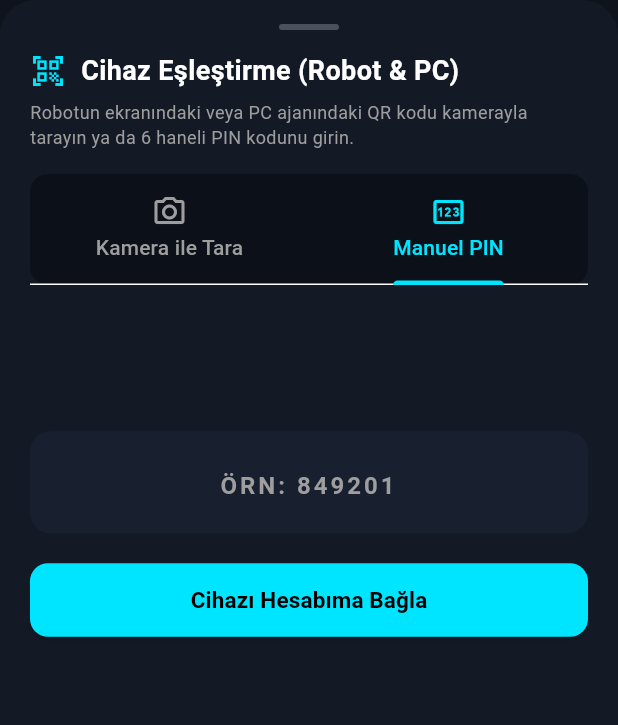
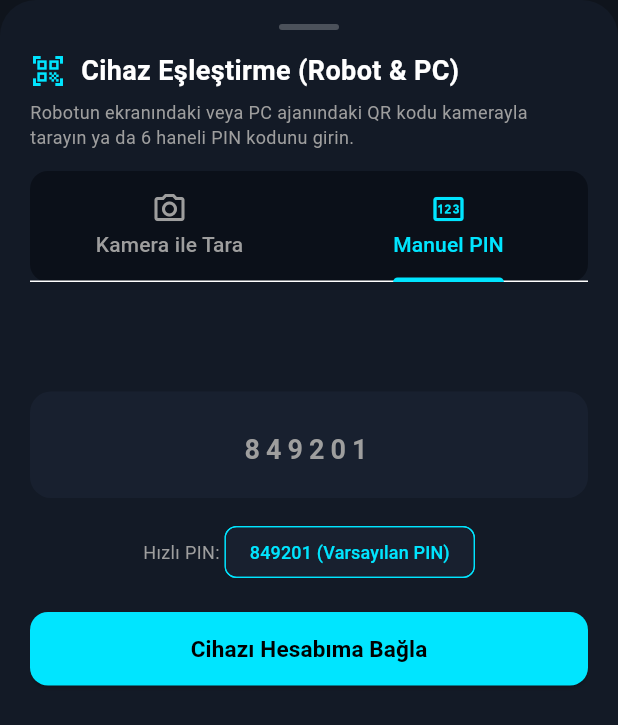
Before and after one commit to Nazarali23/Kairon, a Flutter app: the PairingDialog widget shown alone on an empty page, opened directly, tab 2 chosen, on a phone screen of 412 x 824 dp. Shown: the top 725 px of the screen. Run offline on Flutter 3.47's test engine with Material 3 defaults, Android fonts, the phone set to English and light mode, and no system bars; our stand-ins replace supabase_flutter; missing offline and left inert: mobile_scanner; accounts and stored records are empty.

Commit message:
fix(pairing): inline pairing feedback, thread-safe say command, and real QR code

```diff
--- a/mobil-flutter/lib/features/pairing/pairing_dialog.dart
+++ b/mobil-flutter/lib/features/pairing/pairing_dialog.dart
@@ -2,6 +2,7 @@ import 'package:flutter/material.dart';
 import 'package:mobile_scanner/mobile_scanner.dart';
 import 'package:provider/provider.dart';
 import '../../services/auth_service.dart';
+import '../../services/supabase_service.dart';
 
 class PairingDialog extends StatefulWidget {
   const PairingDialog({super.key});
@@ -25,6 +26,8 @@ class _PairingDialogState extends State<PairingDialog> with SingleTickerProvider
   MobileScannerController? _scannerController;
   bool _isClaiming = false;
   bool _hasScanned = false;
+  String? _statusMessage;
+  bool _isSuccess = false;
 
   @override
   void initState() {
@@ -52,29 +55,40 @@ class _PairingDialogState extends State<PairingDialog> with SingleTickerProvider
     final code = (rawToken ?? _codeController.text).trim();
     if (code.isEmpty || _isClaiming) return;
 
-    setState(() => _isClaiming = true);
+    setState(() {
+      _isClaiming = true;
+      _statusMessage = null;
+    });
+
     final auth = context.read<AuthService>();
+    final supa = context.read<SupabaseService>();
     final result = await auth.claimDevice(code);
-    setState(() => _isClaiming = false);
 
-    if (mounted) {
-      if (result['success'] == true) {
+    if (!mounted) return;
+
+    setState(() {
+      _isClaiming = false;
+      _statusMessage = result['message'] as String? ?? '';
+      _isSuccess = result['success'] == true;
+    });
+
+    if (_isSuccess) {
+      // Robot ve PC durumunu hemen güncelle
+      await supa.fetchRobotState();
+      await supa.fetchPcState();
+
+      await Future.delayed(const Duration(milliseconds: 1200));
+      if (mounted) {
         Navigator.pop(context);
         ScaffoldMessenger.of(context).showSnackBar(
           SnackBar(
-            backgroundColor: Colors.green,
-            content: Text(result['message'] ?? 'Eşleştirme başarılı!'),
-          ),
-        );
-      } else {
-        setState(() => _hasScanned = false);
-        ScaffoldMessenger.of(context).showSnackBar(
-          SnackBar(
-            backgroundColor: Colors.redAccent,
-            content: Text(result['message'] ?? 'Eşleştirme başarısız.'),
+            backgroundColor: const Color(0xFF00E676),
+            content: Text(_statusMessage ?? 'Eşleştirme başarılı!'),
           ),
         );
       }
+    } else {
+      setState(() => _hasScanned = false);
     }
   }
 
@@ -84,7 +98,7 @@ class _PairingDialogState extends State<PairingDialog> with SingleTickerProvider
 
     return Container(
       constraints: BoxConstraints(
-        maxHeight: MediaQuery.of(context).size.height * 0.85,
+        maxHeight: MediaQuery.of(context).size.height * 0.88,
       ),
       padding: EdgeInsets.fromLTRB(20, 16, 20, 20 + bottomInset),
       decoration: const BoxDecoration(
@@ -121,7 +135,44 @@ class _PairingDialogState extends State<PairingDialog> with SingleTickerProvider
             'Robotun ekranındaki veya PC ajanındaki QR kodu kamerayla tarayın ya da 6 haneli PIN kodunu girin.',
             style: TextStyle(fontSize: 12, color: Colors.grey),
           ),
-          const SizedBox(height: 16),
+          const SizedBox(height: 14),
+
+          // Durum / Geri Bildirim Banner'ı (Görünür Inline Bildirim)
+          if (_statusMessage != null) ...[
+            Container(
+              padding: const EdgeInsets.symmetric(horizontal: 14, vertical: 10),
+              decoration: BoxDecoration(
+                color: _isSuccess
+                    ? const Color(0xFF00E676).withAlpha(40)
+                    : const Color(0xFFFF5252).withAlpha(40),
+                borderRadius: BorderRadius.circular(10),
+                border: Border.all(
+                  color: _isSuccess ? const Color(0xFF00E676) : const Color(0xFFFF5252),
+                ),
+              ),
+              child: Row(
+                children: [
+                  Icon(
+                    _isSuccess ? Icons.check_circle : Icons.error_outline,
+                    color: _isSuccess ? const Color(0xFF00E676) : const Color(0xFFFF5252),
+                    size: 20,
+                  ),
+                  const SizedBox(width: 10),
+                  Expanded(
+                    child: Text(
+                      _statusMessage!,
+                      style: TextStyle(
+                        fontSize: 13,
+                        color: _isSuccess ? const Color(0xFF00E676) : const Color(0xFFFF5252),
+                        fontWeight: FontWeight.w600,
+                      ),
+                    ),
+                  ),
+                ],
+              ),
+            ),
+            const SizedBox(height: 12),
+          ],
 
           // Sekmeler: Kamera ile Tara & Manuel Kod
           Container(
@@ -145,7 +196,7 @@ class _PairingDialogState extends State<PairingDialog> with SingleTickerProvider
           // Tab Bar Görünümleri
           Flexible(
             child: SizedBox(
-              height: 300,
+              height: 310,
               child: TabBarView(
                 controller: _tabController,
                 physics: const NeverScrollableScrollPhysics(),
@@ -252,17 +303,17 @@ class _PairingDialogState extends State<PairingDialog> with SingleTickerProvider
       children: [
         TextField(
           controller: _codeController,
-          textCapitalization: TextCapitalization.characters,
+          keyboardType: TextInputType.number,
           textAlign: TextAlign.center,
           style: const TextStyle(
-            fontSize: 24,
+            fontSize: 26,
             fontWeight: FontWeight.bold,
-            letterSpacing: 4,
+            letterSpacing: 6,
             color: Color(0xFF00E5FF),
           ),
           decoration: InputDecoration(
-            hintText: 'ÖRN: 849201',
-            hintStyle: const TextStyle(fontSize: 16, letterSpacing: 2, color: Colors.grey),
+            hintText: '849201',
+            hintStyle: const TextStyle(fontSize: 18, letterSpacing: 4, color: Colors.grey),
             filled: true,
             fillColor: const Color(0xFF18202F),
             border: OutlineInputBorder(
@@ -271,7 +322,23 @@ class _PairingDialogState extends State<PairingDialog> with SingleTickerProvider
             ),
           ),
         ),
-        const SizedBox(height: 20),
+        const SizedBox(height: 12),
+        // Hızlı PIN Doldurma Yardımcısı
+        Row(
+          mainAxisAlignment: MainAxisAlignment.center,
+          children: [
+            const Text('Hızlı PIN: ', style: TextStyle(color: Colors.grey, fontSize: 12)),
+            ActionChip(
+              label: const Text('849201 (Varsayılan PIN)', style: TextStyle(fontSize: 12, color: Color(0xFF00E5FF))),
+              backgroundColor: const Color(0xFF18202F),
+              side: const BorderSide(color: Color(0xFF00E5FF), width: 0.8),
+              onPressed: () {
+                _codeController.text = '849201';
+              },
+            ),
+          ],
+        ),
+        const SizedBox(height: 16),
         ElevatedButton(
           onPressed: _isClaiming ? null : () => _handlePair(),
           style: ElevatedButton.styleFrom(
```
Also changed, not shown: 2 other files.
